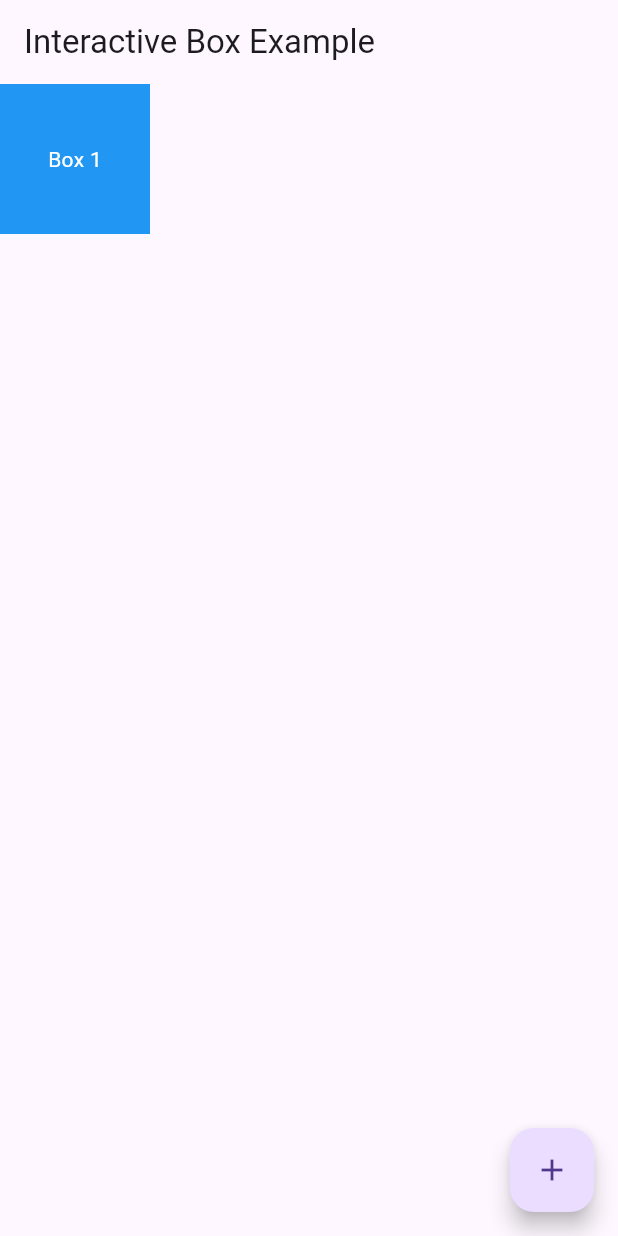
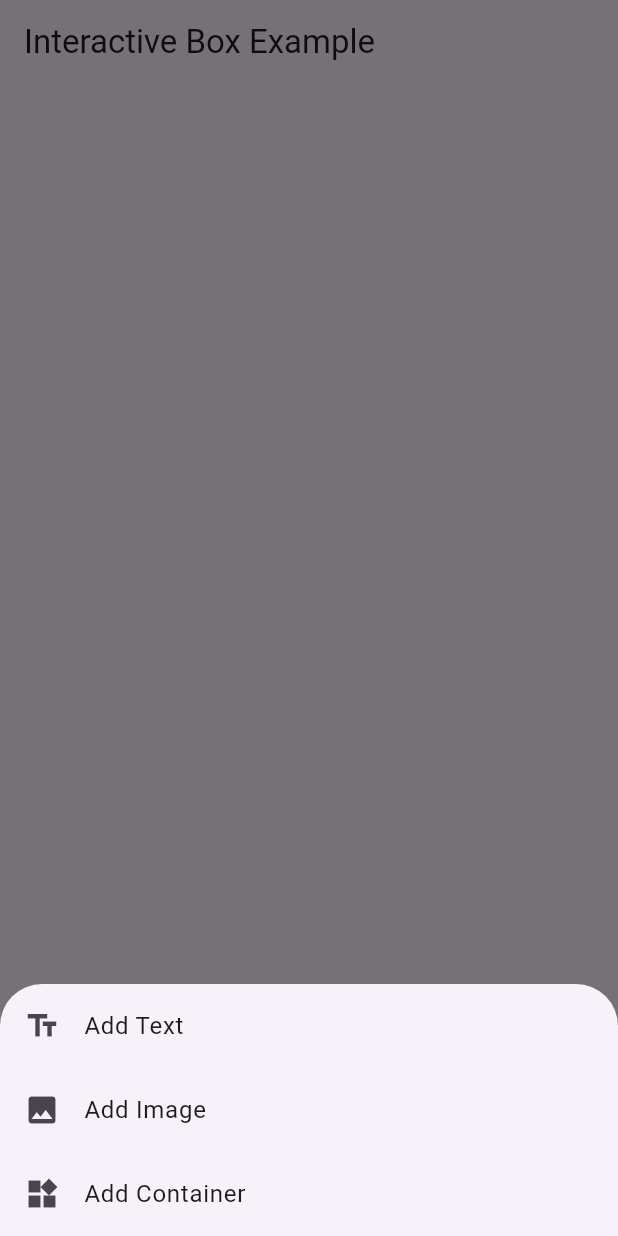
Before and after one commit to Alaminpk05/editor, a Flutter app: the screen it shows after launch, after a tap on the "add" icon, on a phone screen of 412 x 824 dp. Run offline on Flutter 3.47's test engine with Material 3 defaults, Android fonts, the phone set to English and light mode, and no system bars; our stand-ins replace image_picker; missing offline and left inert: interactive_box.

Commit message:
every function work

```diff
--- a/lib/main.dart
+++ b/lib/main.dart
@@ -1,6 +1,7 @@
-import 'package:editor/home.dart';
 import 'package:flutter/material.dart';
 import 'package:interactive_box/interactive_box.dart';
+import 'package:image_picker/image_picker.dart';
+import 'dart:io';
 
 void main() {
   runApp(MyApp());
@@ -21,13 +22,88 @@
 }
 
 class _InteractiveBoxExampleState extends State<InteractiveBoxExample> {
-  // Map to store InteractiveBox widgets with unique IDs
   final Map<int, InteractiveBox> interactiveWidgets = {};
-  int _nextId = 0; // Counter for generating unique IDs
+  int _nextId = 0;
 
-  void _addInteractiveBox() {
+  final ImagePicker _picker = ImagePicker();
+
+  void _addText() async {
+    final TextEditingController _textController = TextEditingController();
+
+    // Show the text input dialog
+    await showDialog(
+      context: context,
+      builder: (context) {
+        return AlertDialog(
+          title: Text('Add Text'),
+          content: TextField(
+            controller: _textController,
+            decoration: InputDecoration(hintText: 'Enter text'),
+          ),
+          actions: [
+            TextButton(
+              onPressed: () {
+                Navigator.pop(context); // Close the dialog
+              },
+              child: Text('Cancel'),
+            ),
+            TextButton(
+              onPressed: () {
+                if (_textController.text.isNotEmpty) {
+                  // Add the text as an interactive box
+                  _addInteractiveBox(
+                    child: Container(
+                      padding: EdgeInsets.all(8),
+                      color: Colors.transparent,
+                      child: Center(
+                        child: Text(
+                          _textController.text,
+                          style: TextStyle(color: Colors.black, fontSize: 20),
+                        ),
+                      ),
+                    ),
+                  );
+                  Navigator.pop(context); // Close the dialog
+                }
+              },
+              child: Text('Add'),
+            ),
+          ],
+        );
+      },
+    );
+  }
+
+  void _addImage() async {
+    final XFile? image = await _picker.pickImage(source: ImageSource.gallery);
+    if (image != null) {
+      _addInteractiveBox(
+        child: Image.file(
+          File(image.path),
+          fit: BoxFit.cover,
+        ),
+      );
+    }
+  }
+
+  void _addContainer() {
+    _addInteractiveBox(
+      child: Container(
+        width: 100,
+        height: 100,
+        color: Colors.blue,
+        child: Center(
+          child: Text(
+            'Box ${_nextId + 1}',
+            style: TextStyle(color: Colors.white),
+          ),
+        ),
+      ),
+    );
+  }
+
+  void _addInteractiveBox({required Widget child}) {
     setState(() {
-      // Create a new InteractiveBox with a unique ID
       int id = _nextId++;
       interactiveWidgets[id] = InteractiveBox(
         key: UniqueKey(),
@@ -46,31 +122,19 @@
             _copyInteractiveBox(id);
           }
         },
-        child: Container(
-          width: 100,
-          height: 100,
-          color: Colors.blue,
-          child: Center(
-            child: Text(
-              'Box ${id + 1}',
-              style: TextStyle(color: Colors.white),
-            ),
-          ),
-        ),
+        child: child,
       );
     });
   }
 
   void _deleteInteractiveBox(int id) {
     setState(() {
-      // Remove the widget with the specified ID
       interactiveWidgets.remove(id);
     });
   }
 
   void _copyInteractiveBox(int id) {
     setState(() {
-      // Find the widget with the specified ID and create a copy
       if (interactiveWidgets.containsKey(id)) {
         int newId = _nextId++;
         interactiveWidgets[newId] = InteractiveBox(
@@ -90,17 +154,7 @@
               _copyInteractiveBox(newId);
             }
           },
-          child: Container(
-            width: 100,
-            height: 100,
-            color: Colors.blue,
-            child: Center(
-              child: Text(
-                'Box ${newId + 1}',
-                style: TextStyle(color: Colors.white),
-              ),
-            ),
-          ),
+          child: interactiveWidgets[id]!.child,
         );
       }
     });
@@ -114,11 +168,46 @@
       ),
       body: Stack(
         children: [
-          ...interactiveWidgets.values, // Render all InteractiveBox widgets
+          ...interactiveWidgets.values,
         ],
       ),
       floatingActionButton: FloatingActionButton(
-        onPressed: _addInteractiveBox,
+        onPressed: () {
+          showModalBottomSheet(
+            context: context,
+            builder: (context) {
+              return Column(
+                mainAxisSize: MainAxisSize.min,
+                children: [
+                  ListTile(
+                    leading: Icon(Icons.text_fields),
+                    title: Text('Add Text'),
+                    onTap: () {
+                      Navigator.pop(context); // Close the bottom sheet
+                      _addText(); // Open the text dialog
+                    },
+                  ),
+                  ListTile(
+                    leading: Icon(Icons.image),
+                    title: Text('Add Image'),
+                    onTap: () {
+                      Navigator.pop(context); // Close the bottom sheet
+                      _addImage(); // Open the image picker
+                    },
+                  ),
+                  ListTile(
+                    leading: Icon(Icons.widgets),
+                    title: Text('Add Container'),
+                    onTap: () {
+                      Navigator.pop(context); // Close the bottom sheet
+                      _addContainer(); // Add a container
+                    },
+                  ),
+                ],
+              );
+            },
+          );
+        },
         child: Icon(Icons.add),
       ),
     );
```
Also changed, not shown: pubspec.yaml (+3 -26 lines), pubspec.lock, 6 other files.
